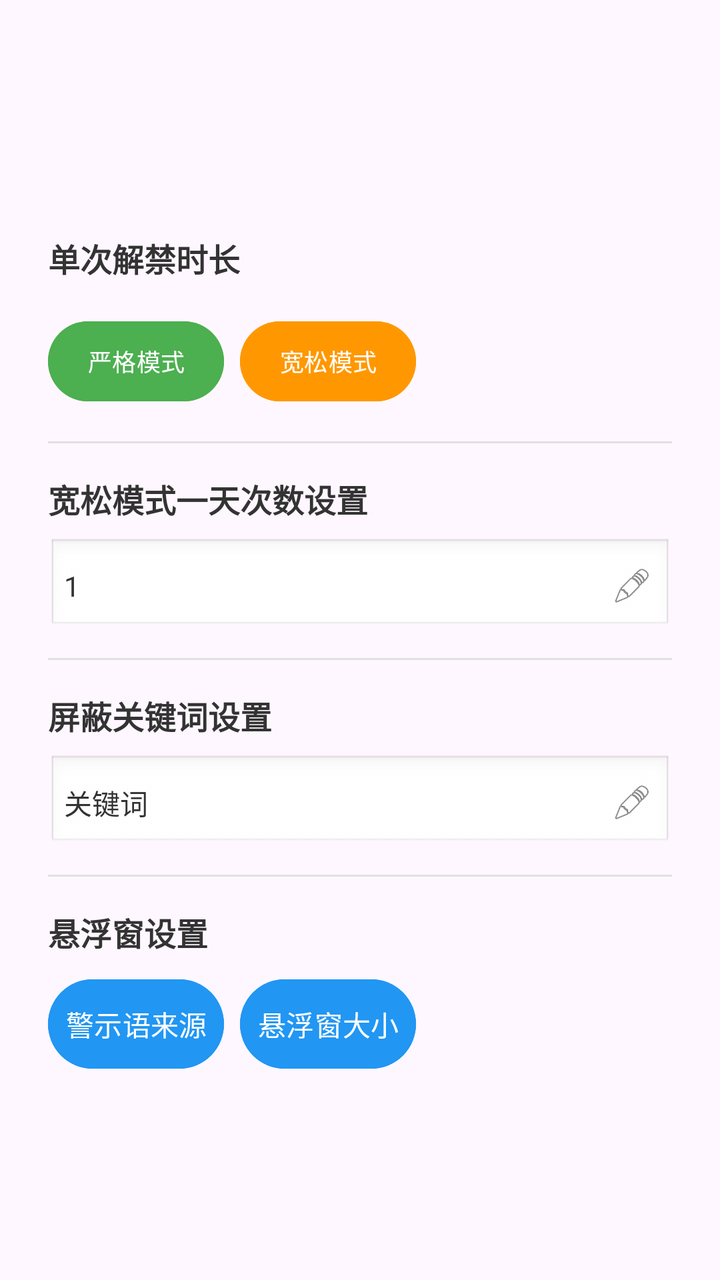
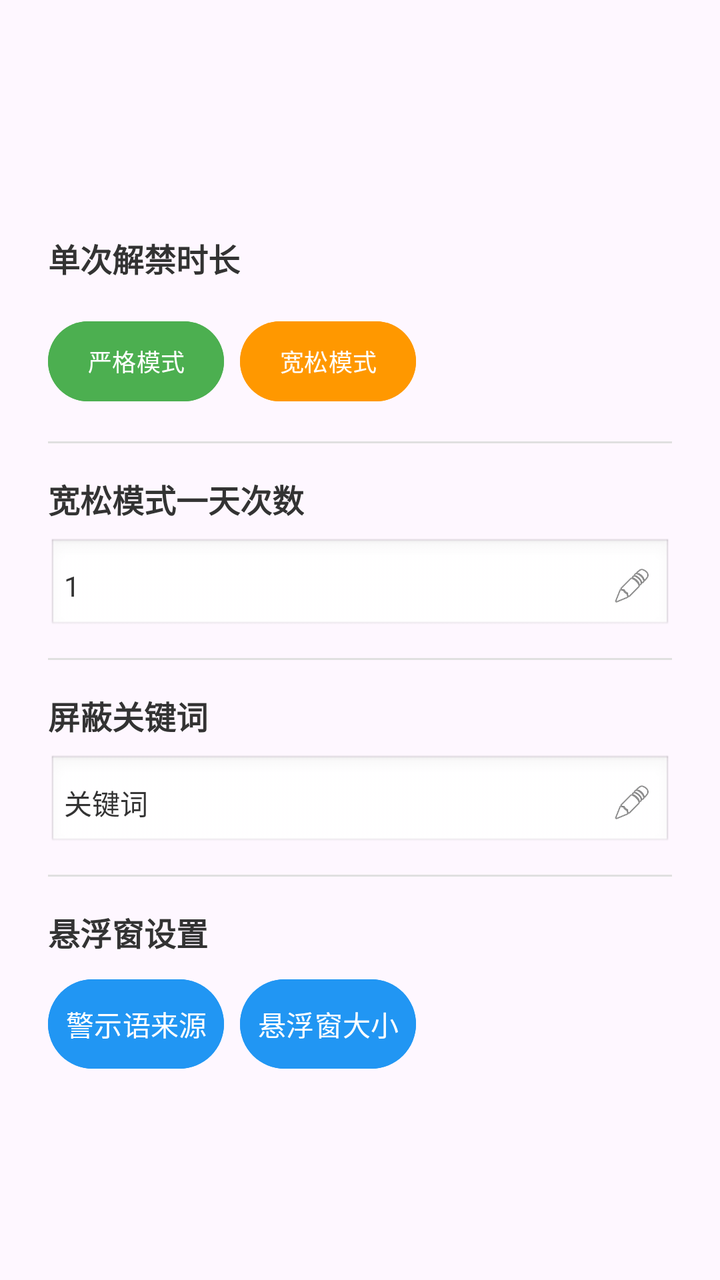

Two renders of the same Android screen: before a commit and after it. Below are the layout's source before the change and the commit's diff.
<!-- AndroidManifest.xml: application theme Theme.Basic -->
<!-- res/layout/dialog_time_setting.xml -->
<?xml version="1.0" encoding="utf-8"?>
<LinearLayout xmlns:android="http://schemas.android.com/apk/res/android"
    android:layout_width="match_parent"
    android:layout_height="wrap_content"
    android:orientation="vertical"
    android:paddingStart="24dp"
    android:paddingTop="24dp"
    android:paddingEnd="24dp"
    android:paddingBottom="0dp"
    android:gravity="center">

    <TextView
        android:layout_width="wrap_content"
        android:layout_height="wrap_content"
        android:layout_marginBottom="16dp"
        android:layout_gravity="start"
        android:rotationX="0"
        android:text="单次解禁时长"
        android:textColor="#333333"
        android:textStyle="bold"
        android:textSize="16sp" />

    <LinearLayout
        android:layout_width="match_parent"
        android:layout_height="wrap_content"
        android:orientation="horizontal"
        android:layout_marginBottom="16dp">

        <Button
            android:id="@+id/btn_strict_mode"
            android:layout_width="wrap_content"
            android:layout_height="wrap_content"
            android:layout_weight="0"
            android:text="严格模式"
            android:textSize="12sp"
            android:padding="8dp"
            android:backgroundTint="#4CAF50"
            android:textColor="#FFFFFF"
            android:layout_marginEnd="4dp" />

        <Button
            android:id="@+id/btn_relaxed_mode"
            android:layout_width="wrap_content"
            android:layout_height="wrap_content"
            android:layout_weight="0"
            android:text="宽松模式"
            android:textSize="12sp"
            android:padding="8dp"
            android:backgroundTint="#FF9800"
            android:textColor="#FFFFFF"
            android:layout_marginStart="4dp" />

    </LinearLayout>

    
    <View
        android:layout_width="match_parent"
        android:layout_height="1dp"
        android:background="#E0E0E0"
        android:layout_marginBottom="16dp" />

    
    <TextView
        android:layout_width="wrap_content"
        android:layout_height="wrap_content"
        android:layout_gravity="start"
        android:text="宽松模式一天次数设置"
        android:textSize="16sp"
        android:textColor="#333333"
        android:textStyle="bold"
        android:layout_marginBottom="8dp" />

    
    <LinearLayout
        android:layout_width="match_parent"
        android:layout_height="wrap_content"
        android:orientation="horizontal"
        android:gravity="center_vertical"
        android:layout_marginBottom="12dp">

                 
         <LinearLayout
             android:id="@+id/layout_relaxed_count_display"
             android:layout_width="match_parent"
             android:layout_height="wrap_content"
             android:layout_gravity="start"
             android:orientation="horizontal"
             android:gravity="center_vertical"
             android:padding="8dp"
             android:background="@android:drawable/edit_text">

             <TextView
                 android:id="@+id/tv_relaxed_count_display"
                 android:layout_width="0dp"
                 android:layout_height="wrap_content"
                 android:layout_weight="1"
                 android:layout_marginEnd="8dp"
                 android:text="1"
                 android:textSize="14sp"
                 android:textColor="#333333" />

             <ImageView
                 android:id="@+id/iv_edit_relaxed_count"
                 android:layout_width="24dp"
                 android:layout_height="24dp"
                 android:src="@android:drawable/ic_menu_edit"
                 android:background="?android:attr/selectableItemBackgroundBorderless"
                 android:padding="2dp"
                 android:contentDescription="编辑" />

         </LinearLayout>

        
        <LinearLayout
            android:id="@+id/layout_relaxed_count_edit"
            android:layout_width="0dp"
            android:layout_height="wrap_content"
            android:layout_weight="1"
            android:orientation="horizontal"
            android:gravity="center_vertical"
            android:visibility="gone">

            <EditText
                android:id="@+id/et_relaxed_limit_count"
                android:layout_width="40dp"
                android:layout_height="wrap_content"
                android:layout_weight="0.6"
                android:hint="输入1~3的数字"
                android:inputType="number"
                android:maxLength="1"
                android:padding="8dp"
                android:textSize="16sp"
                android:background="@android:drawable/edit_text"
                android:layout_marginEnd="8dp" />

            <TextView
                android:id="@+id/iv_save_relaxed_count"
                android:layout_width="40dp"
                android:layout_height="24dp"
                android:text="✅"
                android:textSize="18sp"
                android:textColor="#4CAF50"
                android:gravity="center"
                android:background="?android:attr/selectableItemBackgroundBorderless"
                android:padding="2dp"
                android:contentDescription="保存" />

        </LinearLayout>

    </LinearLayout>

    
    <View
        android:layout_width="match_parent"
        android:layout_height="1dp"
        android:background="#E0E0E0"
        android:layout_marginBottom="16dp" />

    
    <TextView
        android:layout_width="wrap_content"
        android:layout_height="wrap_content"
        android:layout_gravity="start"
        android:text="屏蔽关键词设置"
        android:textSize="16sp"
        android:textColor="#333333"
        android:textStyle="bold"
        android:layout_marginBottom="8dp" />

    
    <LinearLayout
        android:layout_width="match_parent"
        android:layout_height="wrap_content"
        android:orientation="horizontal"
        android:gravity="center_vertical"
        android:layout_marginBottom="12dp">

                 
         <LinearLayout
             android:id="@+id/layout_target_word_display"
             android:layout_width="match_parent"
             android:layout_height="wrap_content"
             android:layout_gravity="start"
             android:orientation="horizontal"
             android:gravity="center_vertical"
             android:padding="8dp"
             android:background="@android:drawable/edit_text">

             <TextView
                 android:id="@+id/tv_target_word_display"
                 android:layout_width="0dp"
                 android:layout_height="wrap_content"
                 android:layout_weight="1"
                 android:layout_marginEnd="8dp"
                 android:text="关键词"
                 android:textSize="14sp"
                 android:textColor="#333333"
                 android:ellipsize="end"
                 android:maxLines="2" />

             <ImageView
                 android:id="@+id/iv_edit_target_word"
                 android:layout_width="24dp"
                 android:layout_height="24dp"
                 android:src="@android:drawable/ic_menu_edit"
                 android:background="?android:attr/selectableItemBackgroundBorderless"
                 android:padding="2dp"
                 android:contentDescription="编辑" />

         </LinearLayout>

        
        <LinearLayout
            android:id="@+id/layout_target_word_edit"
            android:layout_width="0dp"
            android:layout_height="wrap_content"
            android:layout_weight="1"
            android:orientation="horizontal"
            android:gravity="center_vertical"
            android:visibility="gone">

            <EditText
                android:id="@+id/et_target_word"
                android:layout_width="0dp"
                android:layout_height="wrap_content"
                android:layout_weight="1"
                android:hint="若多个关键词需空格分隔"
                android:inputType="text"
                android:maxLength="50"
                android:padding="8dp"
                android:textSize="16sp"
                android:background="@android:drawable/edit_text"
                android:layout_marginEnd="8dp" />

            <TextView
                android:id="@+id/iv_save_target_word"
                android:layout_width="40dp"
                android:layout_height="24dp"
                android:text="✅"
                android:textSize="18sp"
                android:textColor="#4CAF50"
                android:gravity="center"
                android:background="?android:attr/selectableItemBackgroundBorderless"
                android:padding="2dp"
                android:contentDescription="保存" />

        </LinearLayout>

    </LinearLayout>

    
    <View
        android:layout_width="match_parent"
        android:layout_height="1dp"
        android:background="#E0E0E0"
        android:layout_marginBottom="16dp" />

    
    <TextView
        android:layout_width="wrap_content"
        android:layout_height="wrap_content"
        android:layout_gravity="start"
        android:text="悬浮窗设置"
        android:textSize="16sp"
        android:textColor="#333333"
        android:textStyle="bold"
        android:layout_marginBottom="8dp" />

    <LinearLayout
        android:layout_width="match_parent"
        android:layout_height="wrap_content"
        android:layout_marginBottom="8dp"
        android:gravity="center_vertical"
        android:orientation="horizontal">

        <Button
            android:id="@+id/btn_change_floating_text_source"
            android:layout_width="wrap_content"
            android:layout_height="wrap_content"
            android:text="警示语来源"
            android:textSize="14sp"
            android:singleLine="true"
            android:paddingStart="8dp"
            android:paddingTop="12dp"
            android:paddingEnd="8dp"
            android:paddingBottom="12dp"
            android:backgroundTint="#2196F3"
            android:textColor="#FFFFFF" />

        <Button
            android:id="@+id/btn_floating_size_settings"
            android:layout_width="wrap_content"
            android:layout_height="wrap_content"
            android:layout_marginStart="8dp"
            android:text="悬浮窗大小"
            android:textSize="14sp"
            android:singleLine="true"
            android:paddingStart="8dp"
            android:paddingTop="12dp"
            android:paddingEnd="8dp"
            android:paddingBottom="12dp"
            android:backgroundTint="#2196F3"
            android:textColor="#FFFFFF" />

    </LinearLayout>

</LinearLayout>
<!-- resources referenced by this layout -->
<resources>
  <style name="Theme.Basic" parent="Base.Theme.Basic" />
  <style name="Base.Theme.Basic" parent="Theme.Material3.DayNight.NoActionBar">
          
          
      </style>
</resources>

<!-- the commit's change to res/layout/dialog_time_setting.xml (unified diff, before → after) -->
@@ -64,7 +64,7 @@
         android:layout_width="wrap_content"
         android:layout_height="wrap_content"
         android:layout_gravity="start"
-        android:text="宽松模式一天次数设置"
+        android:text="宽松模式一天次数"
         android:textSize="16sp"
         android:textColor="#333333"
         android:textStyle="bold"
@@ -161,7 +161,7 @@
         android:layout_width="wrap_content"
         android:layout_height="wrap_content"
         android:layout_gravity="start"
-        android:text="屏蔽关键词设置"
+        android:text="屏蔽关键词"
         android:textSize="16sp"
         android:textColor="#333333"
         android:textStyle="bold"
